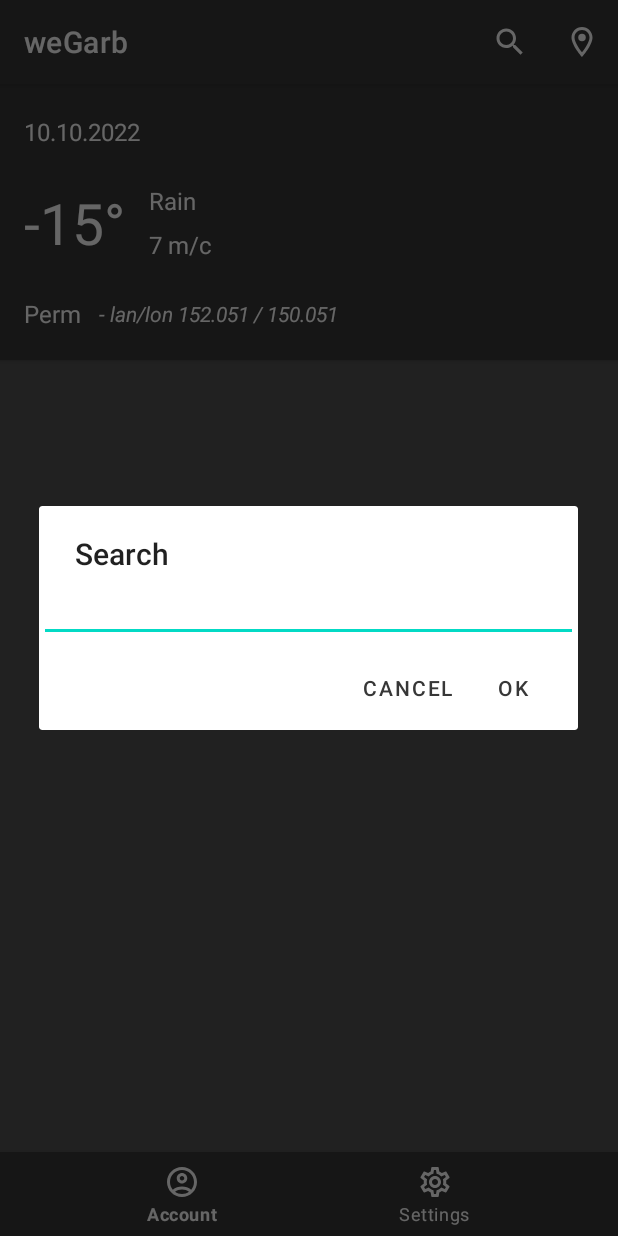
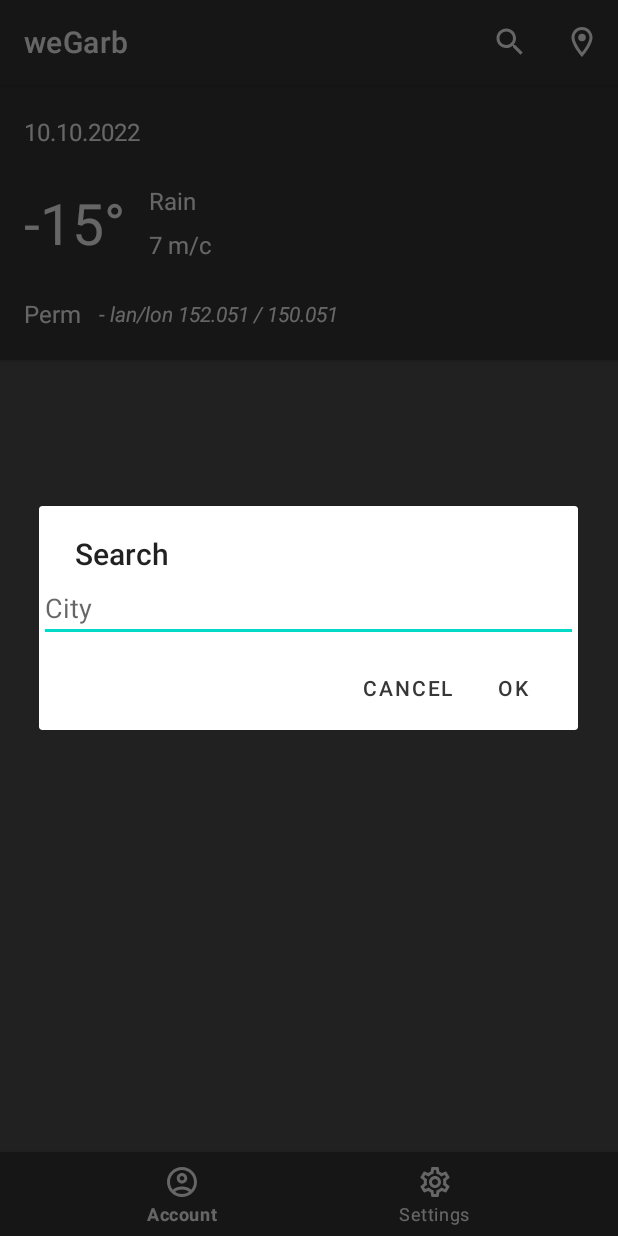
Before and after one commit to Niko185/weGarb, an Android app: the screen it shows after launch (MainActivity), after a tap on "Search city", on a phone screen of 412 x 824 dp. Run offline under Robolectric (Android 15) with nearby library versions, the phone set to English and light mode, and no system bars; our stand-ins replace Picasso, Volley; pictures from the network do not load; Roboto replaces fonts that are not available here; 2 statements that could not run were skipped.

Commit message:
Application Saved Base Functional Done Two

```diff
--- a/app/build.gradle
+++ b/app/build.gradle
@@ -54,13 +54,15 @@ dependencies {
 
     // Volley Request API & Image
     implementation 'com.android.volley:volley:1.2.1'
-    implementation 'com.squareup.picasso:picasso:2.71828'
 
     // GEO-location
     implementation 'com.google.android.gms:play-services-location:21.0.1'
 
+    // Request Web Image
     implementation 'com.squareup.picasso:picasso:2.71828'
 
 
 
+
+
 }
--- a/app/src/main/java/com/example/wegarb/utils/SearchDialog.kt
+++ b/app/src/main/java/com/example/wegarb/utils/SearchDialog.kt
@@ -9,11 +9,13 @@ import android.widget.EditText
     object SearchDialog {
 
         fun searchCityDialog(context: Context, listener: Listener){
+
             val builder = AlertDialog.Builder(context)
             val edNameCity = EditText(context)
             builder.setView(edNameCity)
             val dialog = builder.create()
             dialog.setTitle("Search")
+            edNameCity.setHint("City")
             dialog.setButton(AlertDialog.BUTTON_POSITIVE, "OK") { _, _ ->
                 listener.searchCity(edNameCity.text.toString())
                 dialog.dismiss()
--- a/app/src/main/java/com/example/wegarb/view/activitys/MainActivity.kt
+++ b/app/src/main/java/com/example/wegarb/view/activitys/MainActivity.kt
@@ -2,6 +2,7 @@ package com.example.wegarb.view.activitys
 
 import androidx.appcompat.app.AppCompatActivity
 import android.os.Bundle
+import android.util.Log
 import android.view.Menu
 import android.view.MenuItem
 import com.example.wegarb.R
@@ -20,7 +21,7 @@ class MainActivity : AppCompatActivity() {
         super.onCreate(savedInstanceState)
         binding = ActivityMainBinding.inflate(layoutInflater)
         setContentView(binding.root)
-
+        Log.e("Mylog", "onCreate Activity")
         if (savedInstanceState == null) {
             val accountFragment = AccountFragment()
             supportFragmentManager.beginTransaction()
--- a/app/src/main/java/com/example/wegarb/view/adapters/GarbAdapter.kt
+++ b/app/src/main/java/com/example/wegarb/view/adapters/GarbAdapter.kt
@@ -26,8 +26,8 @@ class GarbAdapter : ListAdapter<GarbModel, GarbAdapter.ItemHolder>(ItemComparato
 
         fun setData(model: GarbModel) = with(binding) {
             tvGarb.text = model.nameGarb
+            imageView.setImageResource(model.imageGarb)
 
-            imageView.setImageResource(model.imageGarb)
         }
 
         companion object {
--- a/app/src/main/java/com/example/wegarb/view/fragments/AccountFragment.kt
+++ b/app/src/main/java/com/example/wegarb/view/fragments/AccountFragment.kt
@@ -1,4 +1,9 @@
 package com.example.wegarb.view.fragments
+
+
+
+
+
 
 import android.os.Bundle
 import android.util.Log
@@ -14,11 +19,16 @@ import android.Manifest
 import android.content.Context
 import android.content.Intent
 import android.content.pm.PackageManager
+import android.content.res.Resources
 import android.location.LocationManager
 import android.provider.Settings
+import androidx.appcompat.app.AppCompatActivity
+import androidx.cardview.widget.CardView
 import androidx.core.app.ActivityCompat
+import androidx.core.widget.NestedScrollView
 import androidx.fragment.app.activityViewModels
 import androidx.recyclerview.widget.LinearLayoutManager
+import androidx.recyclerview.widget.RecyclerView
 import com.android.volley.Request
 import com.android.volley.toolbox.JsonObjectRequest
 import com.android.volley.toolbox.StringRequest
@@ -28,6 +38,7 @@ import com.example.wegarb.data.GarbModel
 import com.example.wegarb.data.SearchWeatherModel
 import com.example.wegarb.data.WeatherModel
 import com.example.wegarb.data.WeatherModelCityName
+import com.example.wegarb.databinding.ActivityMainBinding
 import com.example.wegarb.utils.GpsDialog
 import com.example.wegarb.view.adapters.GarbAdapter
 import com.example.wegarb.vm.MainViewModel
@@ -35,6 +46,7 @@ import com.google.android.gms.location.FusedLocationProviderClient
 import com.google.android.gms.location.LocationServices
 import com.google.android.gms.location.Priority
 import com.google.android.gms.tasks.CancellationTokenSource
+import com.google.android.material.bottomnavigation.BottomNavigationView
 import org.json.JSONArray
 import org.json.JSONObject
 import java.text.SimpleDateFormat
@@ -209,19 +221,17 @@ class AccountFragment : Fragment() {
     ): View {
         binding = FragmentAccountBinding.inflate(inflater, container, false)
         return binding.root
+        Log.e("Mylog", "onCreatedView Fragment")
     }
 
     override fun onViewCreated(view: View, savedInstanceState: Bundle?) {
         super.onViewCreated(view, savedInstanceState)
+        Log.e("Mylog", "onViewCreated Fragment first")
         checkPermission()
         initLocationClient()
         showDataHeadCardOnScreenObserver()
         initRcViewGarb()
         showDataInRcViewOnScreenObserver()
-
-
-
-
 
     }
 
@@ -444,11 +454,14 @@ class AccountFragment : Fragment() {
     - Connect Observer, her observe update data.
     - And finally, show data on screen.
     */
+
+
     private fun initRcViewGarb() = with(binding) {
         rcViewGarb.layoutManager = LinearLayoutManager(activity)
         garbAdapter = GarbAdapter()
         rcViewGarb.adapter = garbAdapter
     }
+
 
     private fun showDataInRcViewOnScreenObserver() {
     mainViewModel.mutableRcViewGarbModel.observe(viewLifecycleOwner) {
@@ -557,8 +570,4 @@ class AccountFragment : Fragment() {
             }
         }
     }
-
-
-
-
 }
--- a/app/src/main/java/com/example/wegarb/vm/MainViewModel.kt
+++ b/app/src/main/java/com/example/wegarb/vm/MainViewModel.kt
@@ -1,5 +1,6 @@
 package com.example.wegarb.vm
 
+import android.util.Log
 import androidx.lifecycle.LiveData
 import androidx.lifecycle.MutableLiveData
 import androidx.lifecycle.ViewModel
@@ -10,6 +11,17 @@ import com.example.wegarb.data.WeatherModelCityName
 
 
 class MainViewModel() : ViewModel() {
+
+    init {
+        Log.e("Mylog", "init mainViewModel and created viewModel")
+    }
+
+    override fun onCleared() {
+        Log.e("Mylog", "onCleared mainViewModel and destroy viewModel")
+        super.onCleared()
+    }
+
+
     val mutableHeadCardWeatherModel = MutableLiveData<WeatherModel>()
     val mutableHeadCardWeatherModelCity = MutableLiveData<WeatherModelCityName>()
 
--- a/app/src/main/res/layout/fragment_account.xml
+++ b/app/src/main/res/layout/fragment_account.xml
@@ -99,14 +99,17 @@
         </androidx.constraintlayout.widget.ConstraintLayout>
     </androidx.cardview.widget.CardView>
 
+
     <androidx.recyclerview.widget.RecyclerView
         android:id="@+id/rcViewGarb"
         android:layout_width="0dp"
         android:layout_height="0dp"
         android:background="@color/second_grey"
+        android:clipToPadding="false"
         app:layout_constraintBottom_toBottomOf="parent"
         app:layout_constraintEnd_toEndOf="parent"
         app:layout_constraintStart_toStartOf="parent"
         app:layout_constraintTop_toBottomOf="@+id/headCard" />
 
+
 </androidx.constraintlayout.widget.ConstraintLayout>
```
